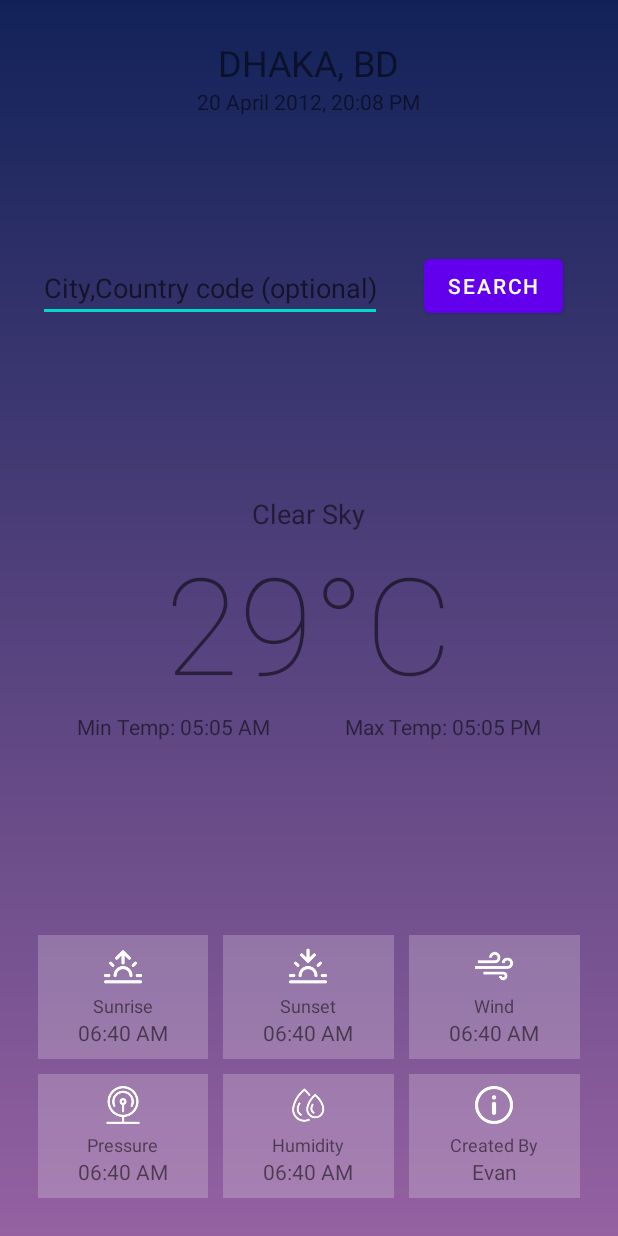
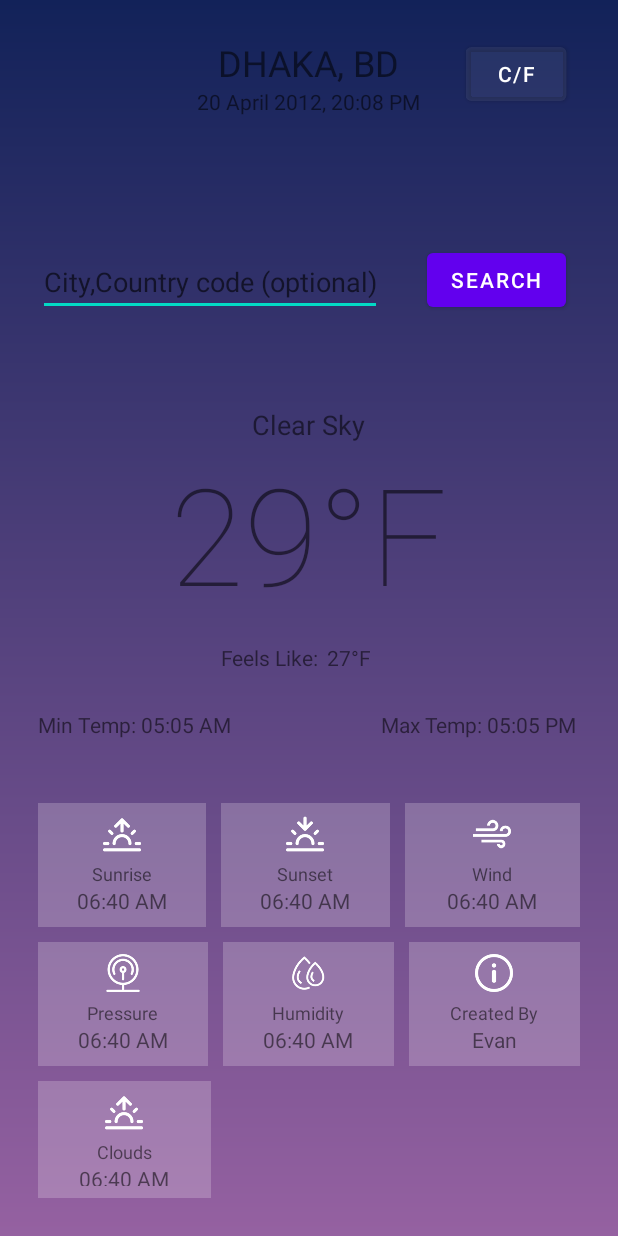
Before and after one commit to ishaan-ghosh/WhatsTheWeather, an Android app: the layout activity_main.xml on its own in the app's theme, with its tools: preview values and no code run, on a phone screen of 412 x 824 dp. Run offline under Robolectric (Android 15) with nearby library versions, the phone set to English and light mode, and no system bars; Roboto replaces fonts that are not available here.

Commit message:
Added working C/F Button

```diff
--- a/app/src/main/java/com/example/What'sTheWeather/MainActivity.kt
+++ b/app/src/main/java/com/example/What'sTheWeather/MainActivity.kt
@@ -25,6 +25,9 @@ class MainActivity : AppCompatActivity() {
     var city = "tucson,us"//  "dhaka,bd"
     val API: String = "f5979ed4f3b30e4e3dcc9c934eaeaa9f"
 
+    var units = "imperial"
+    var deg = "°F"
+
     override fun onCreate(savedInstanceState: Bundle?) {
         super.onCreate(savedInstanceState)
         setContentView(R.layout.activity_main)
@@ -44,6 +47,25 @@ class MainActivity : AppCompatActivity() {
             }
         })
 
+        val changeDegBtn = findViewById<TextView>(R.id.changeDegBtn) // as Button // (Button) //findViewById(R.id.changeDegBtn) as Button
+        // set on-click listener
+        changeDegBtn.setOnClickListener (object:View.OnClickListener {
+            override fun onClick(p0: View?) {
+//                TODO("Not yet implemented")
+                // your code to perform when the user clicks on the button
+//                Toast.makeText(this@MainActivity, "You clicked me.", Toast.LENGTH_SHORT).show()
+//                city = findViewById<TextView>(R.id.cityString).text.toString()
+                if (units == "metric") {
+                    units = "imperial"
+                    deg = "°F"
+                } else if (units == "imperial") {
+                    units = "metric"
+                    deg = "°C"
+                }
+
+                weatherTask().execute()
+            }
+        })
     }
 
     inner class weatherTask() : AsyncTask<String, Void, String>() {
@@ -56,7 +78,7 @@ class MainActivity : AppCompatActivity() {
         }
 
         override fun doInBackground(vararg params: String?): String? {
-            val units = "imperial"
+//            val units = "imperial"
             var response:String?
             try{
                 response = URL("https://api.openweathermap.org/data/2.5/weather?q="+city+"&units="+units+"&appid=$API").readText(
@@ -78,14 +100,23 @@ class MainActivity : AppCompatActivity() {
                 val wind = jsonObj.getJSONObject("wind")
                 val weather = jsonObj.getJSONArray("weather").getJSONObject(0)
 
+//                val minutely = jsonObj.getJSONArray("minutely").getJSONObject(0)
+//                val precip = minutely.getString("precipitation")
+                val clouds = jsonObj.getJSONObject("clouds")
+
+
                 val updatedAt:Long = jsonObj.getLong("dt")
                 val updatedAtText = "Updated at: "+ SimpleDateFormat("dd/MM/yyyy hh:mm a", Locale.ENGLISH).format(
                     Date(updatedAt*1000)
                 )
-                val label = "°F"
-                val temp = main.getString("temp")+label
-                val tempMin = "Min Temp: " + main.getString("temp_min")+"°C"
-                val tempMax = "Max Temp: " + main.getString("temp_max")+"°C"
+//                val label = "°F"
+
+                val all = clouds.getString("all")
+
+                val temp = main.getString("temp")+deg
+                val feels_like = main.getString("feels_like")+deg
+                val tempMin = "Min Temp: " + main.getString("temp_min")+deg
+                val tempMax = "Max Temp: " + main.getString("temp_max")+deg
                 val pressure = main.getString("pressure")
                 val humidity = main.getString("humidity")
 
@@ -97,10 +128,13 @@ class MainActivity : AppCompatActivity() {
                 val address = jsonObj.getString("name")+", "+sys.getString("country")
 
                 /* Populating extracted data into our views */
+
+                // visibility?
+
                 findViewById<TextView>(R.id.address).text = address
                 findViewById<TextView>(R.id.updated_at).text =  updatedAtText
                 findViewById<TextView>(R.id.status).text = weatherDescription.capitalize()
-                findViewById<TextView>(R.id.temp).text = temp
+                findViewById<TextView>(R.id.temp).text = temp // temp
                 findViewById<TextView>(R.id.temp_min).text = tempMin
                 findViewById<TextView>(R.id.temp_max).text = tempMax
                 findViewById<TextView>(R.id.sunrise).text = SimpleDateFormat("hh:mm a", Locale.ENGLISH).format(
@@ -112,6 +146,9 @@ class MainActivity : AppCompatActivity() {
                 findViewById<TextView>(R.id.wind).text = windSpeed
                 findViewById<TextView>(R.id.pressure).text = pressure
                 findViewById<TextView>(R.id.humidity).text = humidity
+
+                findViewById<TextView>(R.id.clouds).text = all
+                findViewById<TextView>(R.id.feels_like).text = feels_like
 
                 /* Views populated, Hiding the loader, Showing the main design */
                 findViewById<ProgressBar>(R.id.loader).visibility = View.GONE
--- a/app/src/main/res/layout/activity_main.xml
+++ b/app/src/main/res/layout/activity_main.xml
@@ -1,5 +1,6 @@
 <?xml version="1.0" encoding="utf-8"?>
 <RelativeLayout xmlns:android="http://schemas.android.com/apk/res/android"
+    xmlns:app="http://schemas.android.com/apk/res-auto"
     android:orientation="vertical"
     android:layout_width="match_parent"
     android:layout_height="match_parent"
@@ -13,6 +14,14 @@
         android:layout_height="match_parent"
         android:visibility="visible">
 
+
+        <Button
+            android:id="@+id/changeDegBtn"
+            android:layout_width="67dp"
+            android:layout_height="wrap_content"
+            android:text="C/F"
+            android:translationX="285dp"
+            app:backgroundTint="#11FFFFFF" />
 
         <LinearLayout
             android:id="@+id/addressContainer"
@@ -39,8 +48,9 @@
         <LinearLayout
             android:id="@+id/overviewContainer"
             android:layout_width="match_parent"
-            android:layout_height="wrap_content"
+            android:layout_height="282dp"
             android:layout_centerInParent="true"
+            android:layout_marginBottom="-64dp"
             android:orientation="vertical">
 
             <TextView
@@ -57,12 +67,12 @@
                 android:layout_height="wrap_content"
                 android:layout_gravity="center"
                 android:fontFamily="sans-serif-thin"
-                android:text="29°C"
+                android:text="29°F"
                 android:textSize="90dp" />
 
             <LinearLayout
                 android:layout_width="match_parent"
-                android:layout_height="wrap_content"
+                android:layout_height="136dp"
                 android:gravity="center"
                 android:orientation="horizontal">
 
@@ -70,17 +80,47 @@
                     android:id="@+id/temp_min"
                     android:layout_width="wrap_content"
                     android:layout_height="wrap_content"
-                    android:text="Min Temp: 05:05 AM" />
+                    android:text="Min Temp: 05:05 AM"
+                    android:translationX="32dp" />
 
                 <Space
                     android:layout_width="50dp"
-                    android:layout_height="wrap_content" />
+                    android:layout_height="wrap_content"
+                    android:translationX="25dp" />
+
+                <TextView
+                    android:id="@+id/feels_like_txt"
+                    android:layout_width="144dp"
+                    android:layout_height="40dp"
+                    android:layout_weight="1"
+                    android:text="Feels Like: "
+                    android:translationX="-25dp"
+                    android:translationY="-35dp" />
+
+                <TextView
+                    android:id="@+id/feels_like"
+                    android:layout_width="120dp"
+                    android:layout_height="40dp"
+                    android:layout_weight="1"
+                    android:text="27°F"
+                    android:translationX="-25dp"
+                    android:translationY="-35dp" />
 
                 <TextView
                     android:id="@+id/temp_max"
                     android:layout_width="wrap_content"
                     android:layout_height="wrap_content"
-                    android:text="Max Temp: 05:05 PM" />
+                    android:text="Max Temp: 05:05 PM"
+                    android:translationX="-35dp" />
+
+                <TextView
+                    android:id="@+id/temp_min2"
+                    android:layout_width="9dp"
+                    android:layout_height="wrap_content"
+                    android:layout_weight="1"
+                    android:text="Min Temp: 05:05 AM"
+                    android:translationX="-195dp"
+                    android:translationY="-30dp" />
             </LinearLayout>
 
         </LinearLayout>
@@ -89,9 +129,13 @@
         <LinearLayout
             android:id="@+id/detailsContainer"
             android:layout_width="match_parent"
-            android:layout_height="wrap_content"
+            android:layout_height="263dp"
             android:layout_alignParentBottom="true"
             android:orientation="vertical">
+
+            <Space
+                android:layout_width="match_parent"
+                android:layout_height="wrap_content" />
 
             <LinearLayout
                 android:layout_width="match_parent"
@@ -174,8 +218,8 @@
                     android:layout_height="wrap_content" />
 
                 <LinearLayout
-                    android:layout_width="0dp"
-                    android:layout_height="wrap_content"
+                    android:layout_width="4dp"
+                    android:layout_height="match_parent"
                     android:layout_weight="1"
                     android:background="#3CF1EBF1"
                     android:gravity="center"
@@ -205,6 +249,7 @@
                         android:text="06:40 AM"
                         android:textSize="14dp" />
                 </LinearLayout>
+
             </LinearLayout>
 
             <Space
@@ -324,6 +369,43 @@
                         android:textSize="14dp" />
                 </LinearLayout>
             </LinearLayout>
+
+            <Space
+                android:layout_width="wrap_content"
+                android:layout_height="10dp" />
+
+            <LinearLayout
+                android:layout_width="115dp"
+                android:layout_height="wrap_content"
+                android:layout_weight="1"
+                android:background="#3CF1EBF1"
+                android:gravity="center"
+                android:orientation="vertical"
+                android:padding="8dp">
+
+                <ImageView
+                    android:layout_width="25dp"
+                    android:layout_height="25dp"
+                    android:src="@drawable/sunrise"
+                    android:tint="#FFFFFF" />
+
+                <Space
+                    android:layout_width="wrap_content"
+                    android:layout_height="5dp" />
+
+                <TextView
+                    android:layout_width="wrap_content"
+                    android:layout_height="wrap_content"
+                    android:text="Clouds"
+                    android:textSize="12dp" />
+
+                <TextView
+                    android:id="@+id/clouds"
+                    android:layout_width="wrap_content"
+                    android:layout_height="wrap_content"
+                    android:text="06:40 AM"
+                    android:textSize="14dp" />
+            </LinearLayout>
         </LinearLayout>
 
         <EditText
@@ -331,7 +413,7 @@
             android:layout_width="229dp"
             android:layout_height="wrap_content"
             android:layout_above="@+id/overviewContainer"
-            android:layout_marginBottom="115dp"
+            android:layout_marginBottom="60dp"
             android:ems="10"
             android:hint="City,Country code (optional)"
             android:inputType="textPersonName" />
@@ -341,8 +423,8 @@
             android:layout_width="wrap_content"
             android:layout_height="wrap_content"
             android:layout_above="@+id/overviewContainer"
-            android:layout_marginStart="28dp"
-            android:layout_marginBottom="115dp"
+            android:layout_marginStart="30dp"
+            android:layout_marginBottom="60dp"
             android:layout_toEndOf="@+id/cityString"
             android:text="Search" />
 
--- a/app/src/main/res/values/strings.xml
+++ b/app/src/main/res/values/strings.xml
@@ -1,3 +1,4 @@
 <resources>
     <string name="app_name">TestApp3</string>
+    <string name="globalUnits">imperial</string>
 </resources>
```
